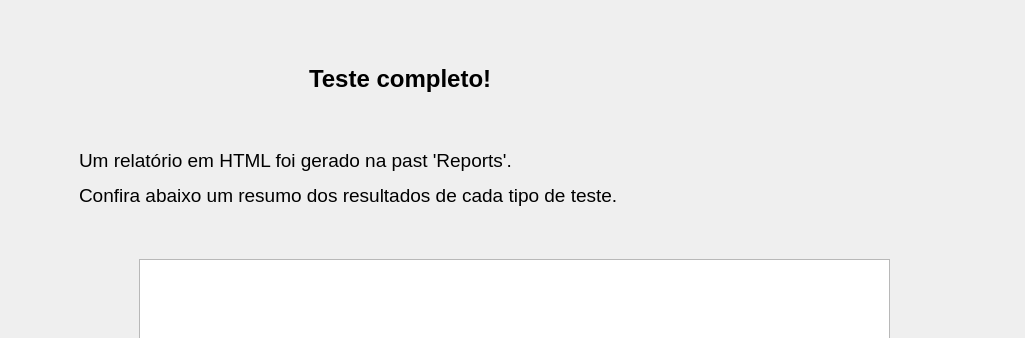
Above: main_window.ui from Pedro-LuisAC/LiSN before the change; both pictures show x 0 to 1025 and y 0 to 338 of the 1025 by 702 pixel window. Below: the same form after it.
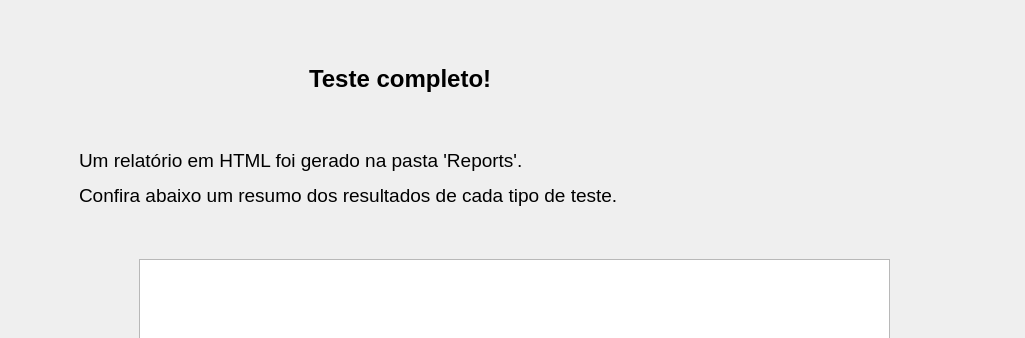
That is the form after the change. The open tabs and pages were chosen to show the change. Icons and pictures are not drawn. Custom widgets are drawn as their Qt base class.

Commit message: Adicionei BASE_DIR nas variáveis globais

The edit to the form file:
```diff
--- a/main_window.ui
+++ b/main_window.ui
@@ -728,7 +728,7 @@
          </rect>
         </property>
         <property name="text">
-         <string>&lt;html&gt;&lt;head/&gt;&lt;body&gt;&lt;p&gt;&lt;span style=&quot; font-size:14pt;&quot;&gt;Um relatório em HTML foi gerado na past 'Reports'.&lt;/span&gt;&lt;/p&gt;&lt;p&gt;&lt;span style=&quot; font-size:14pt;&quot;&gt;Confira abaixo um resumo dos resultados de cada tipo de teste.&lt;/span&gt;&lt;/p&gt;&lt;/body&gt;&lt;/html&gt;</string>
+         <string>&lt;html&gt;&lt;head/&gt;&lt;body&gt;&lt;p&gt;&lt;span style=&quot; font-size:14pt;&quot;&gt;Um relatório em HTML foi gerado na pasta 'Reports'.&lt;/span&gt;&lt;/p&gt;&lt;p&gt;&lt;span style=&quot; font-size:14pt;&quot;&gt;Confira abaixo um resumo dos resultados de cada tipo de teste.&lt;/span&gt;&lt;/p&gt;&lt;/body&gt;&lt;/html&gt;</string>
         </property>
        </widget>
        <widget class="QPushButton" name="buttonCloseTest">
```
The commit also changes 2 other files.
